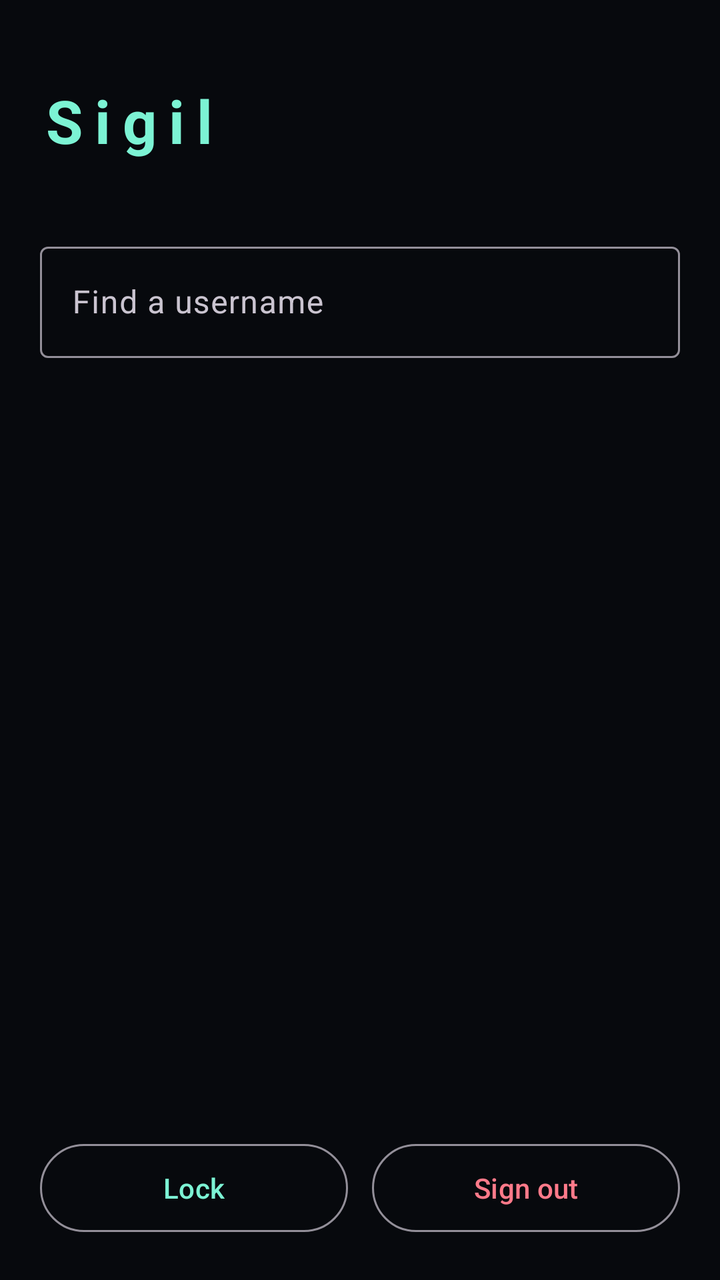
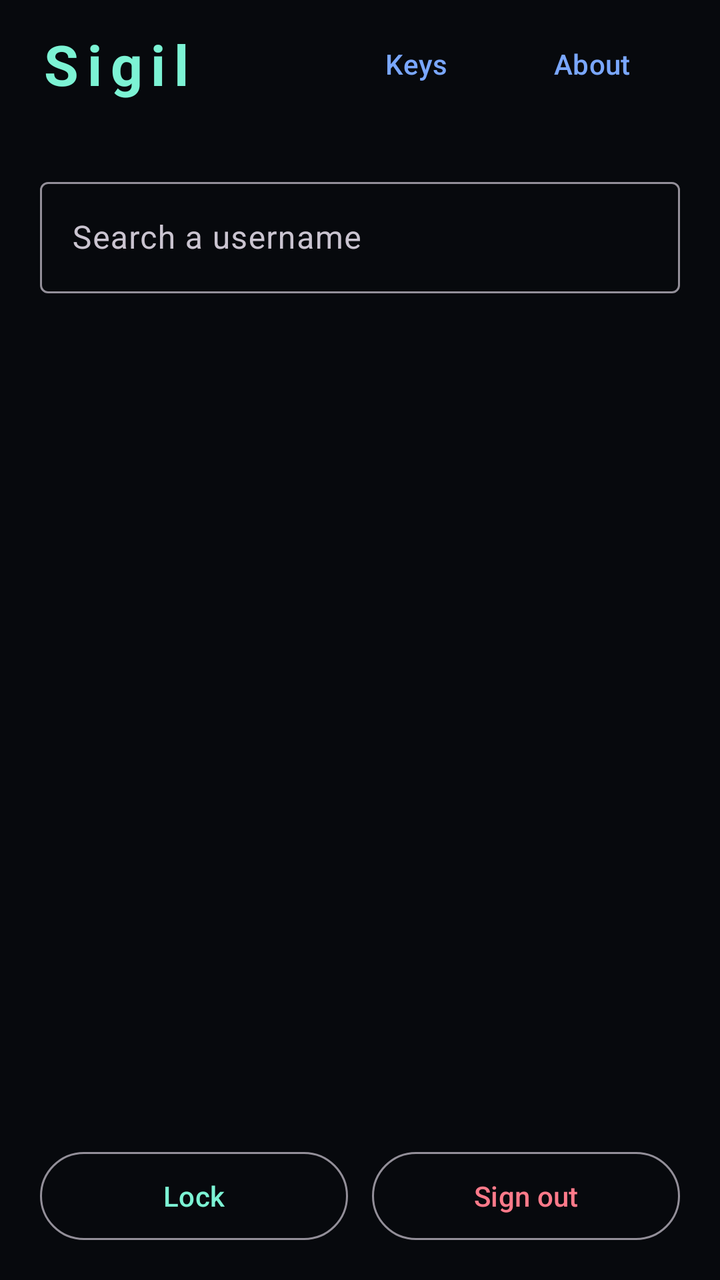

Two renders of the same Android screen: before a commit and after it. Below are the layout's source before the change and the commit's diff.
<!-- AndroidManifest.xml: application theme Theme.Sigil -->
<!-- res/layout/activity_home.xml -->
<?xml version="1.0" encoding="utf-8"?>
<LinearLayout xmlns:android="http://schemas.android.com/apk/res/android"
    xmlns:app="http://schemas.android.com/apk/res-auto"
    android:layout_width="match_parent"
    android:layout_height="match_parent"
    android:background="@color/bg"
    android:orientation="vertical"
    android:paddingStart="20dp"
    android:paddingEnd="20dp"
    android:paddingTop="40dp"
    android:paddingBottom="20dp">

    <TextView
        android:layout_width="wrap_content"
        android:layout_height="wrap_content"
        android:letterSpacing="0.2"
        android:text="@string/app_name"
        android:textColor="@color/teal"
        android:textSize="30sp"
        android:textStyle="bold" />

    <TextView
        android:id="@+id/who"
        android:layout_width="wrap_content"
        android:layout_height="wrap_content"
        android:textColor="@color/muted"
        android:textSize="13sp" />

    <com.google.android.material.textfield.TextInputLayout
        style="@style/Widget.Material3.TextInputLayout.OutlinedBox"
        android:layout_width="match_parent"
        android:layout_height="wrap_content"
        android:layout_marginTop="20dp"
        android:hint="Find a username">

        <com.google.android.material.textfield.TextInputEditText
            android:id="@+id/search"
            android:layout_width="match_parent"
            android:layout_height="wrap_content"
            android:inputType="textNoSuggestions" />
    </com.google.android.material.textfield.TextInputLayout>

    <TextView
        android:id="@+id/empty"
        android:layout_width="match_parent"
        android:layout_height="wrap_content"
        android:layout_marginTop="16dp"
        android:gravity="center"
        android:textColor="@color/muted"
        android:textSize="14sp" />

    <androidx.recyclerview.widget.RecyclerView
        android:id="@+id/list"
        android:layout_width="match_parent"
        android:layout_height="0dp"
        android:layout_weight="1"
        android:paddingTop="8dp" />

    <LinearLayout
        android:layout_width="match_parent"
        android:layout_height="wrap_content"
        android:orientation="horizontal">

        <com.google.android.material.button.MaterialButton
            android:id="@+id/lockBtn"
            style="@style/Widget.Material3.Button.OutlinedButton"
            android:layout_width="0dp"
            android:layout_height="52dp"
            android:layout_weight="1"
            android:text="Lock"
            android:textAllCaps="false" />

        <com.google.android.material.button.MaterialButton
            android:id="@+id/signOutBtn"
            style="@style/Widget.Material3.Button.OutlinedButton"
            android:layout_width="0dp"
            android:layout_height="52dp"
            android:layout_marginStart="12dp"
            android:layout_weight="1"
            android:text="Sign out"
            android:textAllCaps="false"
            android:textColor="@color/danger" />
    </LinearLayout>
</LinearLayout>
<!-- resources referenced by this layout -->
<resources>
  <color name="bg">#FF07090D</color>
  <color name="danger">#FFFF7A8A</color>
  <color name="muted">#FF8A97A8</color>
  <color name="teal">#FF7CF3D4</color>
  <string name="app_name">Sigil</string>
  <style name="Theme.Sigil" parent="Theme.Material3.Dark.NoActionBar">
          <item name="colorPrimary">@color/teal</item>
          <item name="colorOnPrimary">@color/ink</item>
          <item name="colorSecondary">@color/blue</item>
          <item name="colorOnSecondary">@color/ink</item>
          <item name="colorSurface">@color/panel</item>
          <item name="colorOnSurface">@color/text</item>
          <item name="android:colorBackground">@color/bg</item>
          <item name="android:windowBackground">@color/bg</item>
          <item name="android:statusBarColor">@color/bg</item>
          <item name="android:navigationBarColor">@color/bg</item>
          <item name="android:windowLightStatusBar">false</item>
      </style>
  <color name="ink">#FF04201A</color>
  <color name="blue">#FF7AA7FF</color>
  <color name="panel">#FF0E131B</color>
  <color name="text">#FFE6EDF6</color>
</resources>

<!-- the commit's change to res/layout/activity_home.xml (unified diff, before → after) -->
@@ -7,17 +7,43 @@
     android:orientation="vertical"
     android:paddingStart="20dp"
     android:paddingEnd="20dp"
-    android:paddingTop="40dp"
-    android:paddingBottom="20dp">
+    android:paddingTop="12dp"
+    android:paddingBottom="16dp">
 
-    <TextView
-        android:layout_width="wrap_content"
+    <LinearLayout
+        android:layout_width="match_parent"
         android:layout_height="wrap_content"
-        android:letterSpacing="0.2"
-        android:text="@string/app_name"
-        android:textColor="@color/teal"
-        android:textSize="30sp"
-        android:textStyle="bold" />
+        android:gravity="center_vertical"
+        android:orientation="horizontal">
+
+        <TextView
+            android:layout_width="0dp"
+            android:layout_height="wrap_content"
+            android:layout_weight="1"
+            android:letterSpacing="0.15"
+            android:text="@string/app_name"
+            android:textColor="@color/teal"
+            android:textSize="28sp"
+            android:textStyle="bold" />
+
+        <com.google.android.material.button.MaterialButton
+            android:id="@+id/keysBtn"
+            style="@style/Widget.Material3.Button.TextButton"
+            android:layout_width="wrap_content"
+            android:layout_height="40dp"
+            android:text="Keys"
+            android:textAllCaps="false"
+            android:textColor="@color/blue" />
+
+        <com.google.android.material.button.MaterialButton
+            android:id="@+id/aboutBtn"
+            style="@style/Widget.Material3.Button.TextButton"
+            android:layout_width="wrap_content"
+            android:layout_height="40dp"
+            android:text="About"
+            android:textAllCaps="false"
+            android:textColor="@color/blue" />
+    </LinearLayout>
 
     <TextView
         android:id="@+id/who"
@@ -30,8 +56,8 @@
         style="@style/Widget.Material3.TextInputLayout.OutlinedBox"
         android:layout_width="match_parent"
         android:layout_height="wrap_content"
-        android:layout_marginTop="20dp"
-        android:hint="Find a username">
+        android:layout_marginTop="16dp"
+        android:hint="Search a username">
 
         <com.google.android.material.textfield.TextInputEditText
             android:id="@+id/search"
@@ -44,7 +70,7 @@
         android:id="@+id/empty"
         android:layout_width="match_parent"
         android:layout_height="wrap_content"
-        android:layout_marginTop="16dp"
+        android:layout_marginTop="24dp"
         android:gravity="center"
         android:textColor="@color/muted"
         android:textSize="14sp" />
@@ -53,8 +79,8 @@
         android:id="@+id/list"
         android:layout_width="match_parent"
         android:layout_height="0dp"
-        android:layout_weight="1"
-        android:paddingTop="8dp" />
+        android:layout_marginTop="8dp"
+        android:layout_weight="1" />
 
     <LinearLayout
         android:layout_width="match_parent"
